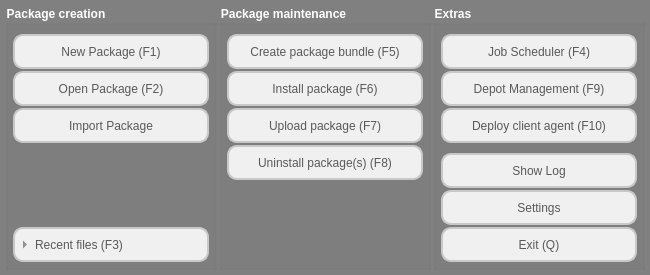
First picture: the form in oPB/ui/startup.ui, repository pandel/opsiPackageBuilder, before the edit.
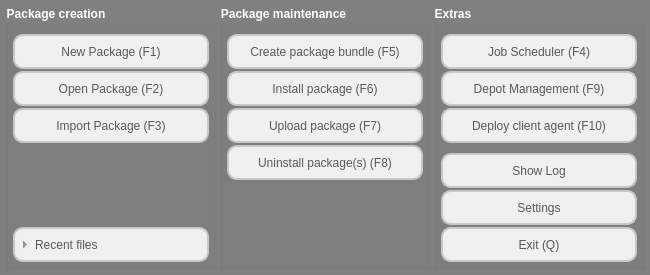
Second picture: the form after the edit. Icons and pictures are not drawn.

What changed in the file:
```diff
--- a/oPB/ui/startup.ui
+++ b/oPB/ui/startup.ui
@@ -328,7 +328,7 @@
 </string>
         </property>
         <property name="text">
-         <string>Recent files (F3)</string>
+         <string>Recent files</string>
         </property>
         <property name="icon">
          <iconset>
@@ -491,7 +491,7 @@
 </string>
         </property>
         <property name="text">
-         <string>Import Package</string>
+         <string>Import Package (F3)</string>
         </property>
         <property name="icon">
          <iconset>
```
Left out of the diff: 10 changed lines with no effect on the pictures.
